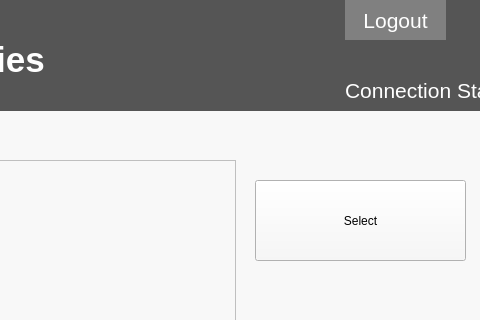
LuciaCG/Bluebird, file QT/mainwindow.ui: the form before one commit; both pictures show x 525 to 1005 and y 0 to 320 of the 1005 by 697 pixel window.
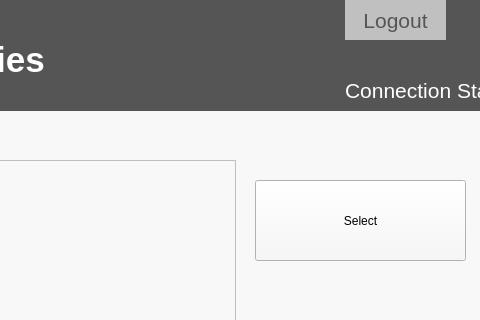
The form after the commit.

What changed in the file:
```diff
--- a/QT/mainwindow.ui
+++ b/QT/mainwindow.ui
@@ -122,7 +122,7 @@
       <enum>Qt::ClickFocus</enum>
      </property>
      <property name="styleSheet">
-      <string notr="true">background-color:#808080; color: #FFFFFF;
+      <string notr="true">background-color:#c0c0c0; color: #555555;
 font-size: 21px;
 border:3;</string>
      </property>
```
Left out of the diff: 12 changed lines with no effect on the pictures.
